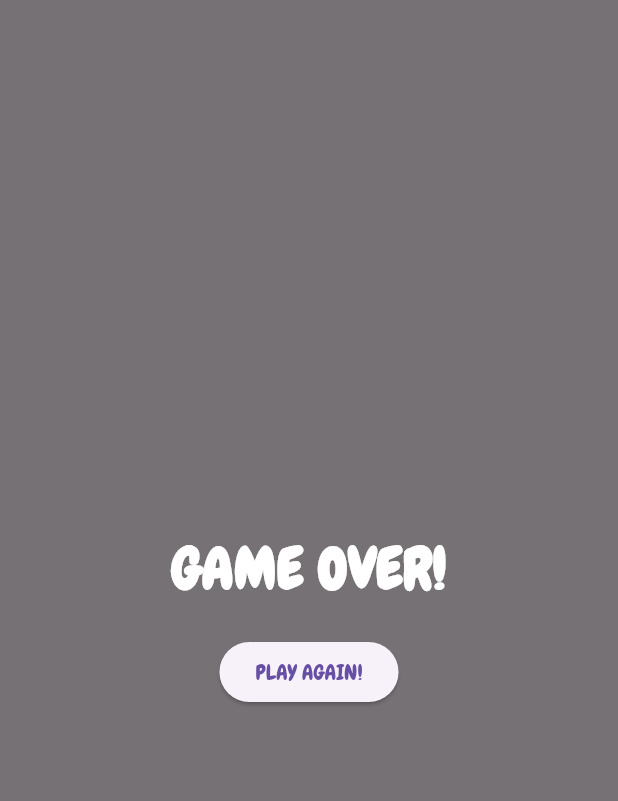
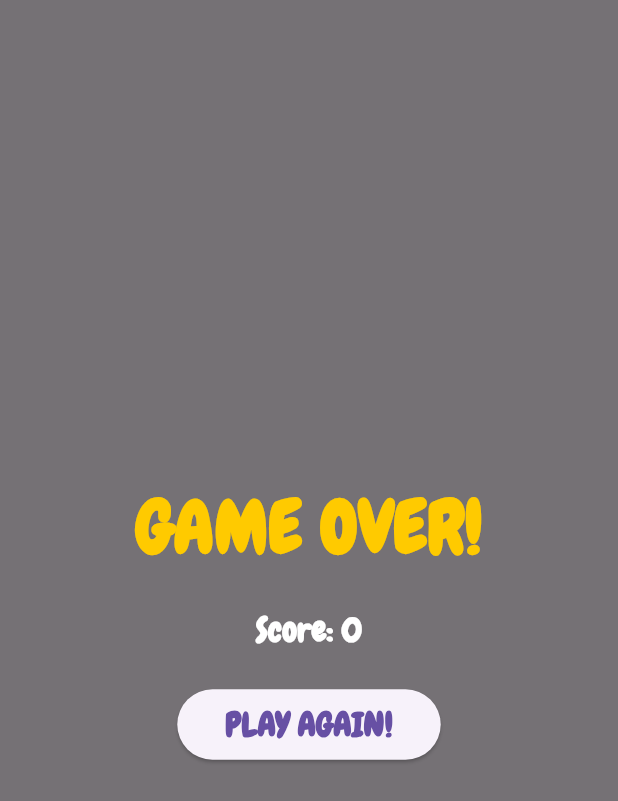
Before and after one commit to Tulio-Rangel/flappybird, a Flutter app: the GameOverWidget widget shown alone on an empty page, opened directly, on a phone screen of 412 x 824 dp. Shown: the top 801 px of the screen. Run offline on Flutter 3.47's test engine with Material 3 defaults, Android fonts, the light colour scheme and no system bars; our stand-ins replace equatable, flutter_animate, flutter_bloc; missing offline and left inert: flame, flame_bloc.

Commit message:
Refactorizar widget de pantalla de "Game Over" para mejorar la apariencia y usabilidad, añadiendo un botón para reiniciar el juego.

```diff
--- a/lib/widget/game_over_widget.dart
+++ b/lib/widget/game_over_widget.dart
@@ -12,6 +12,8 @@ class GameOverWidget extends StatelessWidget {
   /// Construye el widget de la pantalla de "Game Over".
   @override
   Widget build(BuildContext context) {
+    return BlocBuilder<GameCubit, GameState>(
+      builder: (context, state) {
         return BackdropFilter(
             filter: ImageFilter.blur(
                 sigmaX: 5, sigmaY: 5), // Aplica un desenfoque al fondo.
@@ -26,23 +28,41 @@ class GameOverWidget extends StatelessWidget {
                     const Text(
                       'GAME OVER!',
                       style: TextStyle(
-                  color: Colors.white, // Texto en color blanco.
+                        color: Color(0xFFFFCA00), // Texto en color amarillo.
                         fontWeight: FontWeight.bold, // Texto en negrita.
-                  fontSize: 38, // Tamaño de fuente grande.
+                        fontSize: 48, // Tamaño de fuente grande.
                       ),
                     ),
                     const SizedBox(
                         height: 18), // Espaciado entre el texto y el botón.
+                    Text('Score: ${state.currentScore}',
+                        style: const TextStyle(
+                          color: Colors.white, // Texto en color blanco.
+                          fontWeight: FontWeight.bold, // Texto en negrita.
+                          fontSize: 22,
+                        )), // Tamaño de fuente),
+                    const SizedBox(
+                      height: 24,
+                    ),
                     // Botón que permite reiniciar el juego.
                     ElevatedButton(
                       onPressed: () => context.read<GameCubit>().restartGame(),
                       // Llama al método `restartGame` del `GameCubit` para reiniciar el juego.
-                child: const Text('PLAY AGAIN!'), // Texto del botón.
+                      child: const Padding(
+                        // Padding para el botón.
+                        padding: EdgeInsets.all(8.0),
+                        child: Text('PLAY AGAIN!',
+                            style: TextStyle(
+                              fontWeight: FontWeight.bold, // Texto en negrita.
+                              fontSize: 22,
+                            )),
+                      ), // Texto del botón.
                     ),
                   ],
                 ),
               ),
-      ),
+            ));
+      },
     );
   }
 }
```
Lines whose indentation alone changed are shown as unchanged.
